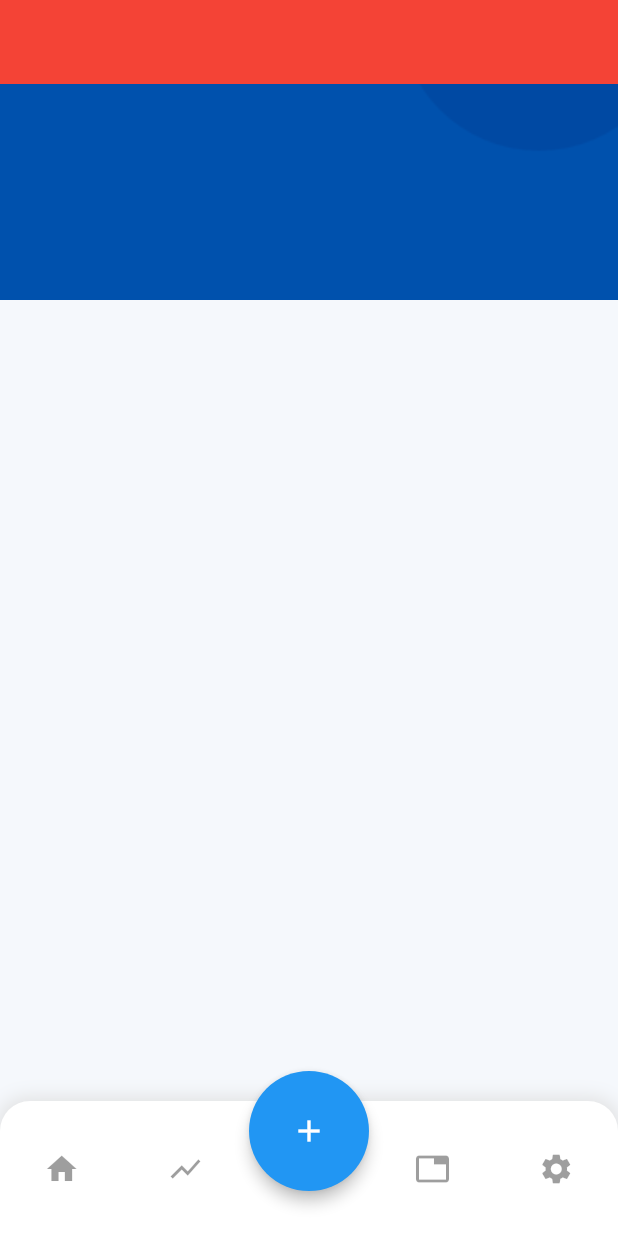
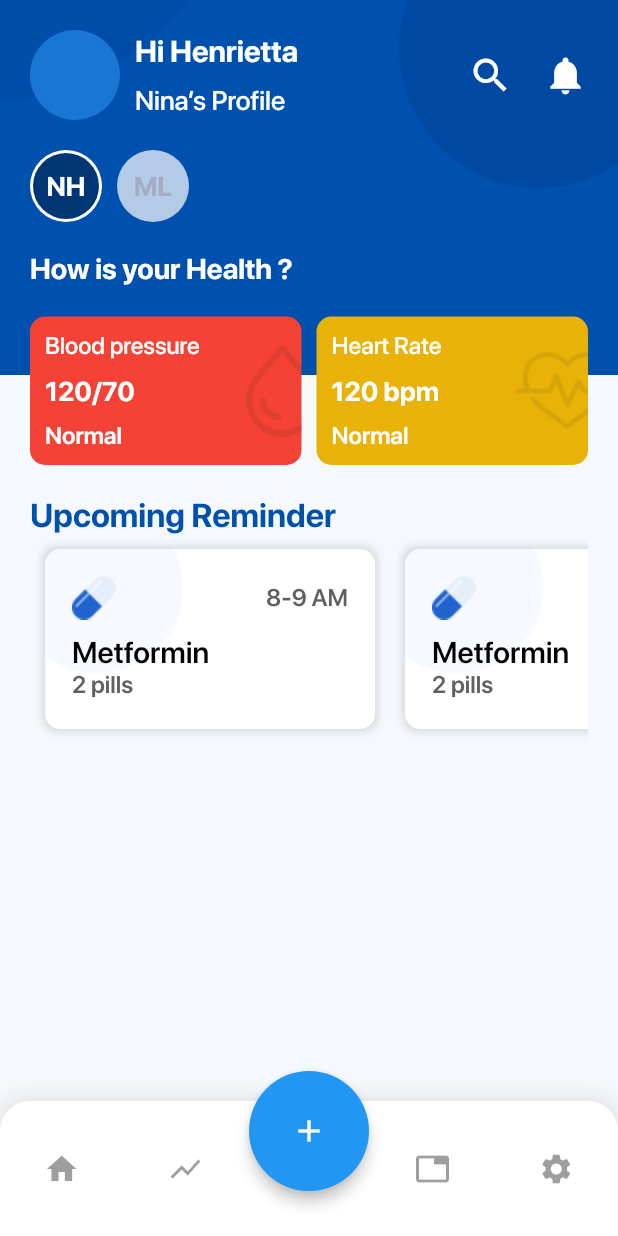
Before and after one commit to ahmedbob3/signs, a Flutter app: the screen it shows after launch, on a phone screen of 412 x 824 dp. Run offline on Flutter 3.47's test engine with Material 2 defaults, Android fonts, the phone set to English and light mode, and no system bars; our stand-ins replace dio, sqflite; accounts and stored records are empty; project files that could hold a hidden picture were left out.

Commit message:
home added

```diff
--- a/lib/Screens/home_screen.dart
+++ b/lib/Screens/home_screen.dart
@@ -1,4 +1,7 @@
 import 'package:flutter/material.dart';
+import 'package:signs/Utils/images.dart';
+import 'package:signs/Utils/styles.dart';
+import 'package:signs/widgets/pill_cell.dart';
 
 class HomeScreen extends StatefulWidget {
   HomeScreen({Key key}) : super(key: key);
@@ -10,20 +13,155 @@ class HomeScreen extends StatefulWidget {
 class _HomeScreenState extends State<HomeScreen> {
   @override
   Widget build(BuildContext context) {
-    return Scaffold(
-      backgroundColor: Colors.transparent,
-      appBar: AppBar(
-        backgroundColor: Colors.red,
-        elevation: 0,
-
-      ),
-      body: SingleChildScrollView(
-        child: Container(
-          padding: EdgeInsets.all(35),
-          child: Column(
-            crossAxisAlignment: CrossAxisAlignment.start,
-            children: <Widget>[],
-          ),
+    return SingleChildScrollView(
+      child: Container(
+        padding: EdgeInsets.all(20),
+        child: Column(
+          crossAxisAlignment: CrossAxisAlignment.start,
+          children: <Widget>[
+            Row(
+              children: <Widget>[
+                CircleAvatar(
+                  radius: 30,
+                ),
+                SizedBox(width: 10),
+                Expanded(
+                  child: Column(
+                    crossAxisAlignment: CrossAxisAlignment.start,
+                    children: <Widget>[
+                      Text('Hi Henrietta',
+                          style: titleStyle(
+                              fontFamily: boldFontFamily, fontSize: 20)),
+                      SizedBox(height: 10),
+                      Text('Nina’s Profile',
+                          style: titleStyle(
+                              fontFamily: mediumFontFamily, fontSize: 18)),
+                    ],
+                  ),
+                ),
+                Icon(Icons.search, color: Colors.white, size: 30),
+                SizedBox(width: 20),
+                Icon(Icons.notifications, color: Colors.white, size: 30),
+              ],
+            ),
+            SizedBox(height: 20),
+            // subaccounts ..
+            Row(
+              children: <Widget>[
+                CircleAvatar(
+                  radius: 24,
+                  backgroundColor: Colors.white,
+                  child: CircleAvatar(
+                    radius: 22,
+                    backgroundColor: Color.fromRGBO(0, 54, 115, 1),
+                    child: Text('NH',
+                        style: titleStyle(
+                            fontFamily: boldFontFamily, fontSize: 18)),
+                  ),
+                ),
+                SizedBox(width: 10),
+                CircleAvatar(
+                  radius: 24,
+                  backgroundColor: Colors.white70,
+                  child: Text('ML',
+                      style: titleStyle(
+                          fontFamily: boldFontFamily,
+                          fontSize: 18,
+                          color: Color.fromRGBO(163, 172, 194, 1))),
+                )
+              ],
+            ),
+            SizedBox(height: 20),
+            // health title
+            Text(
+              'How is your Health ?',
+              style: titleStyle(fontFamily: boldFontFamily, fontSize: 19),
+            ),
+            SizedBox(height: 20),
+            // health details ..
+            Row(
+              children: <Widget>[
+                Expanded(
+                    child: Container(
+                  decoration: BoxDecoration(
+                      color: Colors.red,
+                      borderRadius: BorderRadius.circular(10)),
+                  child: Row(
+                    mainAxisAlignment: MainAxisAlignment.spaceBetween,
+                    children: <Widget>[
+                      Padding(
+                        padding: EdgeInsets.all(10),
+                        child: Column(
+                          crossAxisAlignment: CrossAxisAlignment.start,
+                          mainAxisAlignment: MainAxisAlignment.spaceBetween,
+                          children: <Widget>[
+                            Text('Blood pressure',
+                                style:
+                                    titleStyle(fontFamily: mediumFontFamily)),
+                            SizedBox(height: 10),
+                            Text('120/70',
+                                style: titleStyle(
+                                    fontFamily: boldFontFamily, fontSize: 18)),
+                            SizedBox(height: 10),
+                            Text('Normal',
+                                style:
+                                    titleStyle(fontFamily: semiBoldFontFamily)),
+                          ],
+                        ),
+                      ),
+                      Image.asset(Blood_Pressure)
+                    ],
+                  ),
+                )),
+                SizedBox(width: 10),
+                Expanded(
+                    child: Container(
+                  decoration: BoxDecoration(
+                      color: Color.fromRGBO(233, 178, 9, 1),
+                      borderRadius: BorderRadius.circular(10)),
+                  child: Row(
+                    mainAxisAlignment: MainAxisAlignment.spaceBetween,
+                    children: <Widget>[
+                      Padding(
+                        padding: EdgeInsets.all(10),
+                        child: Column(
+                          crossAxisAlignment: CrossAxisAlignment.start,
+                          mainAxisAlignment: MainAxisAlignment.spaceBetween,
+                          children: <Widget>[
+                            Text('Heart Rate',
+                                style:
+                                    titleStyle(fontFamily: mediumFontFamily)),
+                            SizedBox(height: 10),
+                            Text('120 bpm',
+                                style: titleStyle(
+                                    fontFamily: boldFontFamily, fontSize: 18)),
+                            SizedBox(height: 10),
+                            Text('Normal',
+                                style:
+                                    titleStyle(fontFamily: semiBoldFontFamily)),
+                          ],
+                        ),
+                      ),
+                      Image.asset(Heartbeat)
+                    ],
+                  ),
+                ))
+              ],
+            ),
+            SizedBox(height: 20),
+            // Upcoming reminder
+            Text('Upcoming Reminder', style: titleStyle(fontFamily: boldFontFamily, fontSize: 22, color: defaultBackgroundColor)),
+            Container(
+              height: 140,
+              child: ListView.builder(
+                itemCount: 3,
+                scrollDirection: Axis.horizontal,
+                itemBuilder: (BuildContext context, int index) {
+                return PillCell(isActive : true);
+               },
+              ),
+            ),
+          ],
         ),
       ),
     );
--- a/lib/Screens/landing_screen.dart
+++ b/lib/Screens/landing_screen.dart
@@ -24,7 +24,7 @@ class _LandingScreenState extends State<LandingScreen> {
               child: Stack(
                 children: <Widget>[
                   Container(
-                    height: 200,
+                    height: 250,
                     width: double.infinity,
                     decoration: BoxDecoration(
                       image: DecorationImage(
--- /dev/null
+++ b/lib/widgets/pill_cell.dart
@@ -0,0 +1,65 @@
+import 'package:flutter/material.dart';
+import 'package:signs/Utils/images.dart';
+import 'package:signs/Utils/styles.dart';
+
+class PillCell extends StatelessWidget {
+  bool isActive;
+  PillCell({Key key, this.isActive}) : super(key: key);
+
+  @override
+  Widget build(BuildContext context) {
+    return Container(
+      margin: EdgeInsets.all(10),
+      width: 220,
+      decoration: BoxDecoration(
+          color: Colors.white,
+          borderRadius: BorderRadius.circular(10),
+          boxShadow: [
+            BoxShadow(color: Colors.black12, blurRadius: 4, spreadRadius: 2)
+          ]),
+      child: Stack(
+        children: <Widget>[
+          Image.asset(Circle),
+          Padding(
+            padding: const EdgeInsets.all(18.0),
+            child: Column(
+              crossAxisAlignment: CrossAxisAlignment.start,
+              children: <Widget>[
+                Row(
+                  mainAxisAlignment: MainAxisAlignment.spaceBetween,
+                  children: <Widget>[
+                    Image.asset(isActive ? Add_pill_Active : Add_pill),
+                    isActive ? Text('8-9 AM', style: titleStyle(fontFamily: semiBoldFontFamily, fontSize: 16, color: Color.fromRGBO(96, 96, 96, 1),)) : Container()
+                  ],
+                ),
+                SizedBox(height: 10),
+                isActive ?
+                Column(
+                  crossAxisAlignment: CrossAxisAlignment.start,
+                  children: <Widget>[
+                  Text('Metformin', style: titleStyle(fontFamily: semiBoldFontFamily, fontSize: 20, color: Colors.black),),
+                  Text('2 pills', style: titleStyle(fontFamily: semiBoldFontFamily, fontSize: 16, color: Color.fromRGBO(96, 96, 96, 1),))
+                ],):
+                Row(
+                  children: <Widget>[
+                    Expanded(
+                        child: Text('Add a reminder about a pill',
+                            style: titleStyle(
+                                fontFamily: semiBoldFontFamily,
+                                color: Colors.black54,
+                                fontSize: 18))),
+                    Icon(
+                      Icons.add_circle,
+                      color: defaultBackgroundColor,
+                      size: 40,
+                    )
+                  ],
+                ),
+              ],
+            ),
+          ),
+        ],
+      ),
+    );
+  }
+}
```
